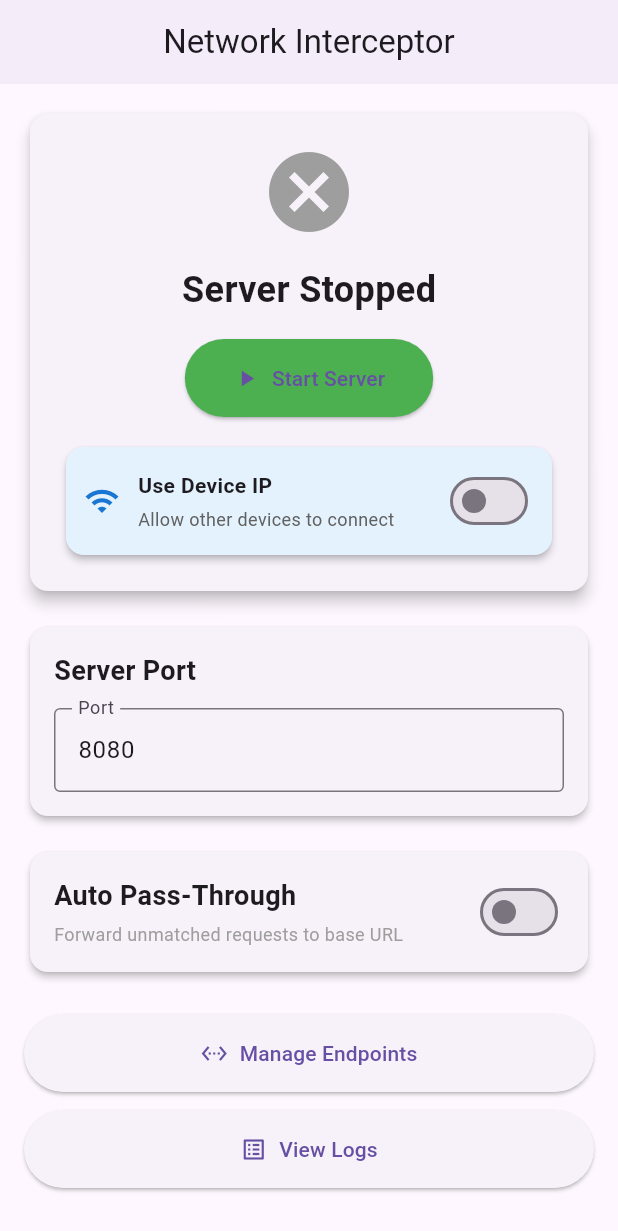
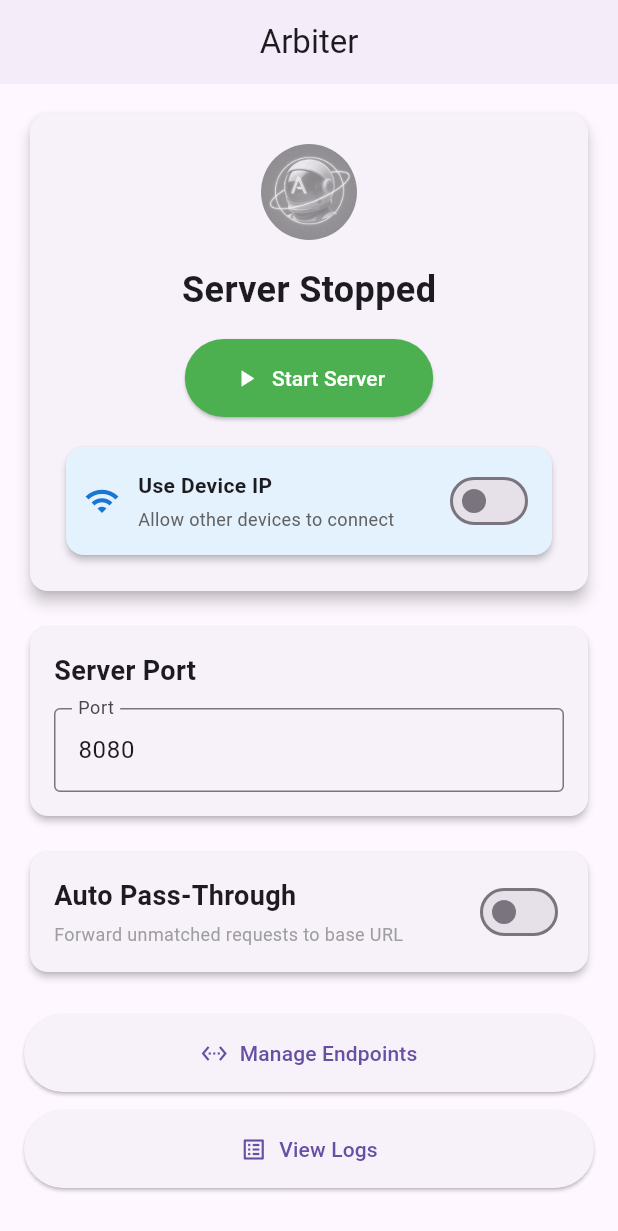
Before and after one commit to smnshuvo/Arbiter-Mock-Server, a Flutter app: the screen it shows after launch, on a phone screen of 412 x 824 dp. Shown: the top 1231 px of the screen. Run offline on Flutter 3.47's test engine with Material 3 defaults, Android fonts, the phone set to English and light mode, and no system bars; our stand-ins replace equatable, file_picker, flutter_bloc, get_it, share_plus, shelf and 1 more; accounts and stored records are empty.

Commit message:
Add some fanciness, glow the app icon when the server is running and grey out when it's stopped

```diff
--- a/lib/ui/screens/home_screen.dart
+++ b/lib/ui/screens/home_screen.dart
@@ -1,3 +1,5 @@
+import 'package:arbiter_mock_server/ui/widgets/glowing_icon_widget.dart';
+import 'package:arbiter_mock_server/ui/widgets/grey_out_icon_widget.dart';
 import 'package:flutter/material.dart';
 import 'package:flutter/services.dart';
 import 'package:flutter_bloc/flutter_bloc.dart';
@@ -16,6 +18,8 @@ class _HomeScreenState extends State<HomeScreen> {
   final TextEditingController _portController = TextEditingController(text: '8080');
   final TextEditingController _passThroughUrlController = TextEditingController();
 
+  static const iconAssetPath = 'assets/app_icon/app_icon.png';
+
   @override
   void initState() {
     super.initState();
@@ -33,7 +37,7 @@ class _HomeScreenState extends State<HomeScreen> {
   Widget build(BuildContext context) {
     return Scaffold(
       appBar: AppBar(
-        title: const Text('Network Interceptor'),
+        title: const Text('Arbiter'),
         centerTitle: true,
       ),
       body: BlocConsumer<ServerBloc, ServerState>(
@@ -88,11 +92,18 @@ class _HomeScreenState extends State<HomeScreen> {
         padding: const EdgeInsets.all(20),
         child: Column(
           children: [
-            Icon(
-              isRunning ? Icons.check_circle : Icons.cancel,
-              size: 64,
-              color: isRunning ? Colors.green : Colors.grey,
-            ),
+            isRunning
+                ? const GlowingIconWidget(
+                    iconAssetPath: iconAssetPath,
+                    size: 64,
+                    glowColor: Colors.green,
+                  )
+                : const GreyOutIconWidget(
+                    iconAssetPath: iconAssetPath,
+                    size: 64.0,
+                    opacity: 0.5,
+                    greyIntensity: 1.0,
+                  ),
             const SizedBox(height: 16),
             Text(
               isRunning ? 'Server Running' : 'Server Stopped',
@@ -139,8 +150,14 @@ class _HomeScreenState extends State<HomeScreen> {
                   );
                 }
               },
-              icon: Icon(isRunning ? Icons.stop : Icons.play_arrow),
-              label: Text(isRunning ? 'Stop Server' : 'Start Server'),
+              icon: Icon(
+                isRunning ? Icons.stop : Icons.play_arrow,
+                color: Colors.white,
+              ),
+              label: Text(
+                isRunning ? 'Stop Server' : 'Start Server',
+                style: const TextStyle(color: Colors.white),
+              ),
               style: ElevatedButton.styleFrom(
                 backgroundColor: isRunning ? Colors.red : Colors.green,
                 padding: const EdgeInsets.symmetric(horizontal: 32, vertical: 16),
--- /dev/null
+++ b/lib/ui/widgets/grey_out_icon_widget.dart
@@ -0,0 +1,36 @@
+import 'package:flutter/material.dart';
+
+class GreyOutIconWidget extends StatelessWidget {
+  final String iconAssetPath;
+  final double size;
+  final double opacity;
+  final double greyIntensity;
+
+  const GreyOutIconWidget({
+    super.key,
+    required this.iconAssetPath,
+    this.size = 100.0,
+    this.opacity = 0.5,
+    this.greyIntensity = 1.0,
+  });
+
+  @override
+  Widget build(BuildContext context) {
+    return ColorFiltered(
+      colorFilter: ColorFilter.matrix([
+        0.2126 * greyIntensity, 0.7152 * greyIntensity, 0.0722 * greyIntensity, 0, 0,
+        0.2126 * greyIntensity, 0.7152 * greyIntensity, 0.0722 * greyIntensity, 0, 0,
+        0.2126 * greyIntensity, 0.7152 * greyIntensity, 0.0722 * greyIntensity, 0, 0,
+        0, 0, 0, opacity, 0,
+      ]),
+      child: ClipOval(
+        child: Image.asset(
+          iconAssetPath,
+          width: size,
+          height: size,
+          fit: BoxFit.cover,
+        ),
+      ),
+    );
+  }
+}
--- a/pubspec.yaml
+++ b/pubspec.yaml
@@ -1,4 +1,4 @@
-name: spartan_mock_server
+name: arbiter_mock_server
 description: A Flutter app for intercepting and mocking network requests
 publish_to: 'none'
 version: 1.0.0+1
@@ -48,5 +48,8 @@ dev_dependencies:
   build_runner: ^2.4.6
   json_serializable: ^6.7.1
 
+
 flutter:
   uses-material-design: true
+  assets:
+    - assets/app_icon/app_icon.png
```
Also changed, not shown: lib/ui/widgets/glowing_icon_widget.dart (added, +77 -0 lines).
